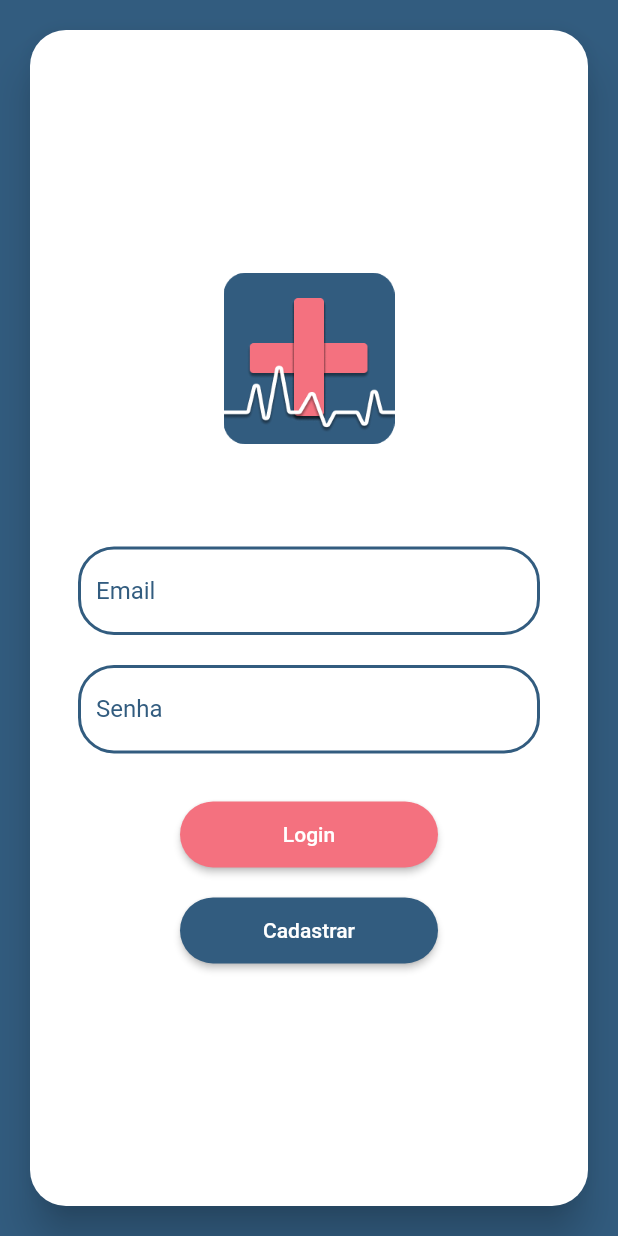
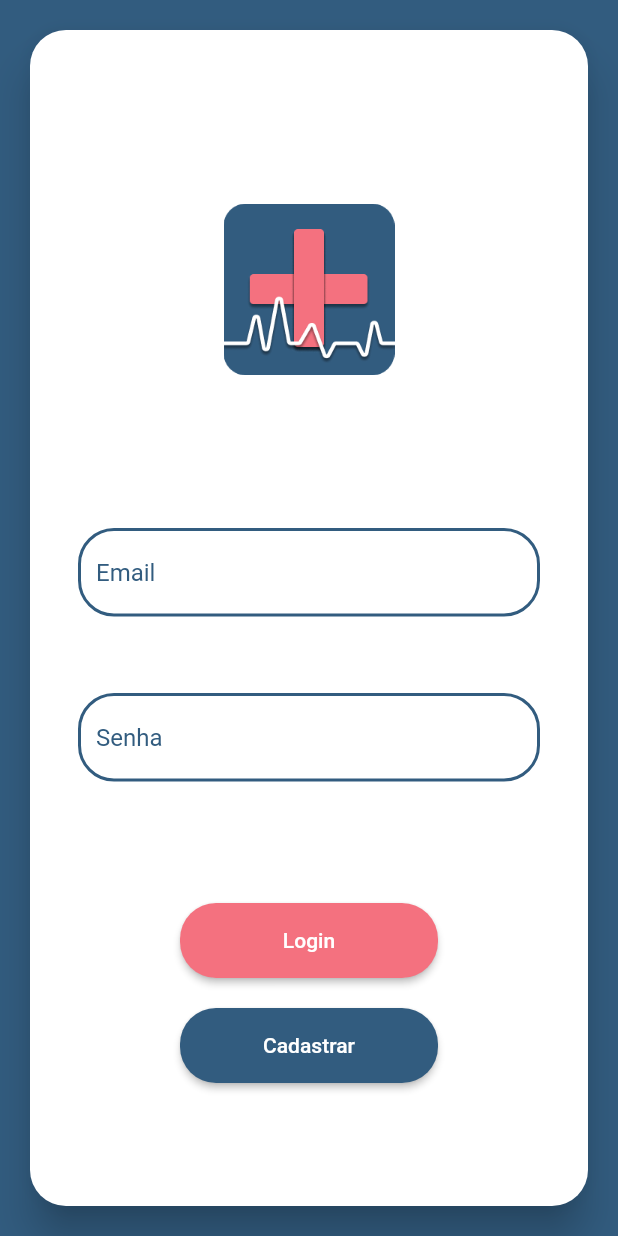
Before and after one commit to Garabriels3/CovidApp, a Flutter app: the screen it shows after launch, on a phone screen of 412 x 824 dp. Run offline on Flutter 3.47's test engine with Material 2 defaults, Android fonts, the light colour scheme and no system bars; our stand-ins replace mobx, splashscreen; generated files the repository leaves out were written again.

Commit message:
Responsividade tela de Login

```diff
--- a/lib/app/ui/login/login_page.dart
+++ b/lib/app/ui/login/login_page.dart
@@ -23,7 +23,6 @@ class _LoginPageState extends State<LoginPage> {
 
   @override
   void initState() {
-    // TODO: implement initState
     super.initState();
     animatedTest();
   }
@@ -56,35 +55,51 @@ class _LoginPageState extends State<LoginPage> {
                               mainAxisAlignment: MainAxisAlignment.center,
                               children: <Widget>[
                                 Spacer(),
-                                AnimatedContainer(
+                                Expanded(
+                                  flex: 5,
+                                  child: AnimatedContainer(
                                       margin: EdgeInsets.only(bottom: value),
                                       duration: Duration(seconds: 1),
                                       child: Image.asset(
                                           "assets/images/logo_covid_app.png")),
-                                Column(
+                                ),
+                                Expanded(
+                                  flex: 4,
+                                  child: Column(
                                     children: <Widget>[
-                                    TextFormFieldComponent("Email", false),
+                                      Expanded(
+                                          flex: 2,
+                                          child: TextFormFieldComponent(
+                                              "Email", false)),
                                       SizedBox(
                                         height: twenty,
                                       ),
-                                    TextFormFieldComponent("Senha", true),
+                                      Expanded(
+                                          flex: 2,
+                                          child: TextFormFieldComponent(
+                                              "Senha", true)),
                                     ],
                                   ),
-                                SizedBox(
-                                  height: thirtyTwo,
                                 ),
-                                ButtonComponent(
+                                Spacer(),
+                                Expanded(
+                                  flex: 1,
+                                  child: ButtonComponent(
                                     title: "Login",
                                     fillColor: rosePrimaryColor,
                                     textColor: Colors.white,
                                   ),
+                                ),
                                 SizedBox(
                                   height: twenty,
                                 ),
-                                ButtonComponent(
+                                Expanded(
+                                  flex: 1,
+                                  child: ButtonComponent(
                                     title: "Cadastrar",
                                     fillColor: darkPrimaryColor,
                                     textColor: Colors.white,
+                                  ),
                                 ),
                                 Spacer(),
                               ],
```
Lines whose indentation alone changed are shown as unchanged.
